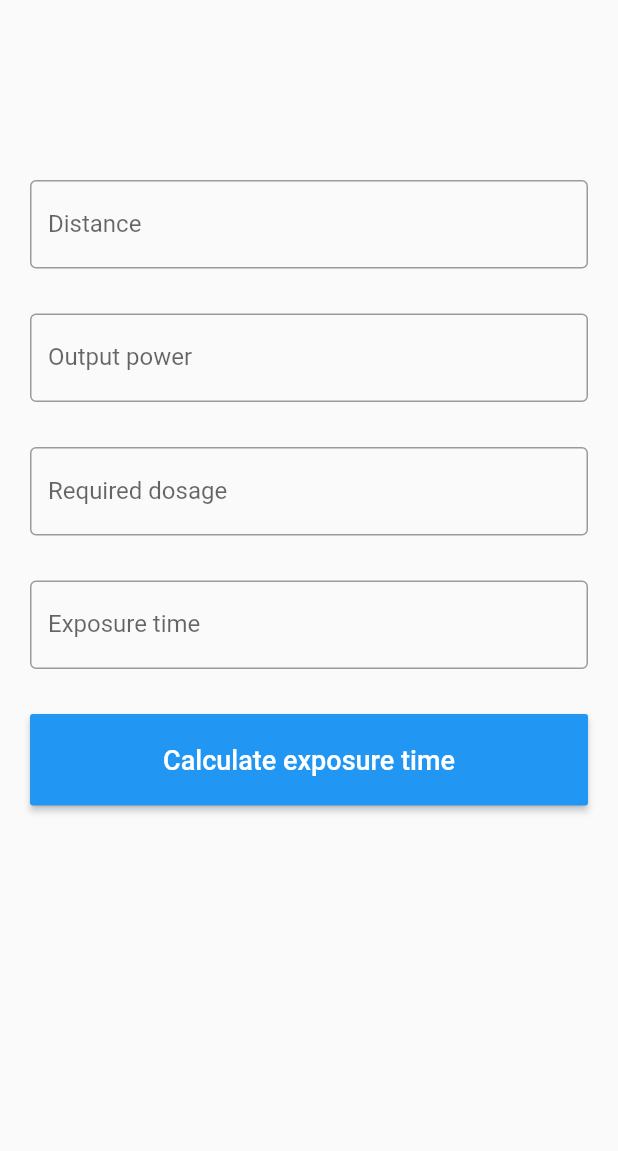
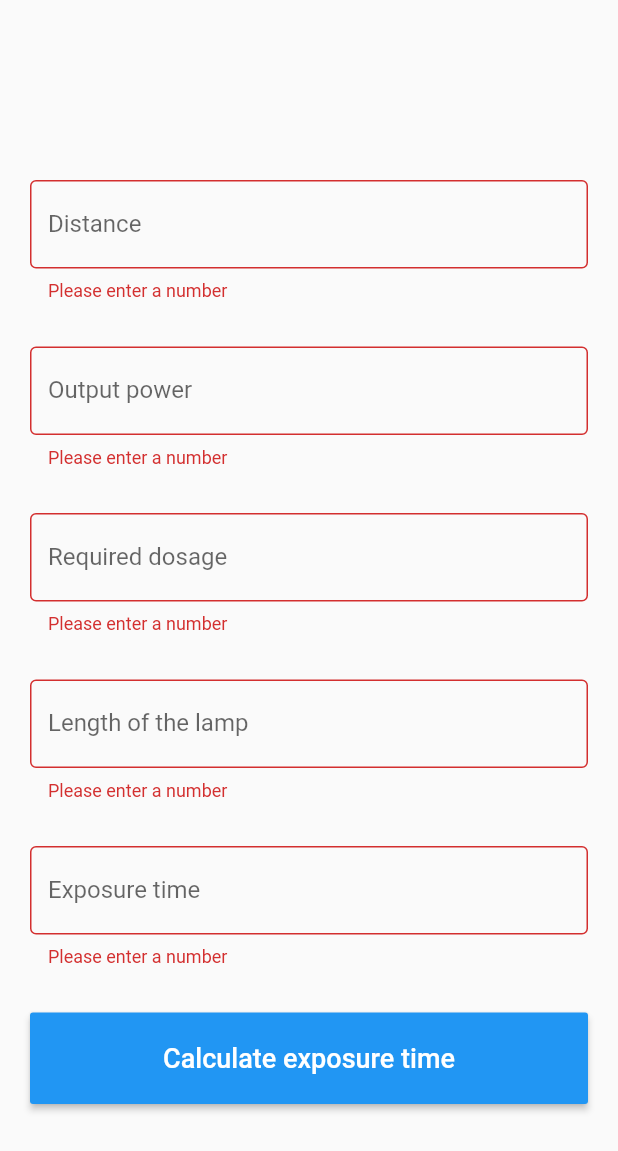
Before and after one commit to ghozlene/strilizerPFE, a Flutter app: the MyFlutterForm screen opened directly, after a tap on "Calculate exposure time", on a phone screen of 412 x 824 dp. Shown: the top 1151 px of the screen. Run offline on Flutter 3.47's test engine with Material 2 defaults, Android fonts, the light colour scheme and no system bars; our stand-ins replace google_fonts, simple_animations; missing offline and left inert: qr_code_scanner.

Commit message:
fixing some issues in calculation

```diff
--- a/lib/formule.dart
+++ b/lib/formule.dart
@@ -18,7 +18,8 @@
   var outPutController = TextEditingController();
   var dosageController = TextEditingController();
   var exposureController = TextEditingController();
-  var L = 89;
+  var lengthController = TextEditingController();
+
   var pi = 3.143;
 
   @override
@@ -28,6 +29,7 @@
     outPutController.dispose();
     dosageController.dispose();
     exposureController.dispose();
+    lengthController.dispose();
     super.dispose();
   }
 
@@ -117,6 +119,25 @@
                                   border: OutlineInputBorder(),
                                   suffixStyle:
                                       const TextStyle(color: Colors.green),
+                                  suffix: Text('cm'),
+                                  labelText: 'Length of the lamp',
+                                ),
+                                controller: lengthController,
+                                keyboardType: TextInputType.number,
+                                validator: validateFloat,
+                                inputFormatters: [
+                                  FilteringTextInputFormatter.allow(
+                                      RegExp('[. 0-9]'))
+                                ],
+                              ),
+                              SizedBox(
+                                height: 30.0,
+                              ),
+                              TextFormField(
+                                decoration: InputDecoration(
+                                  border: OutlineInputBorder(),
+                                  suffixStyle:
+                                      const TextStyle(color: Colors.green),
                                   suffix: Text('min'),
                                   labelText: 'Exposure time',
                                 ),
@@ -142,9 +163,16 @@
                                         distController = distController;
                                         dosageController = dosageController;
                                         outPutController = outPutController;
+                                        lengthController = lengthController;
+                                        if (distController.text != '' &&
+                                            dosageController.text != '' &&
+                                            outPutController.text != '' &&
+                                            lengthController.text != '')
                                           exposureController.text = ((2 *
                                                       pi *
-                                                    L *
+                                                      double.parse(
+                                                          lengthController
+                                                              .text) *
                                                       double.parse(
                                                           distController.text) *
                                                       double.parse(
```
Lines whose indentation alone changed are shown as unchanged.
